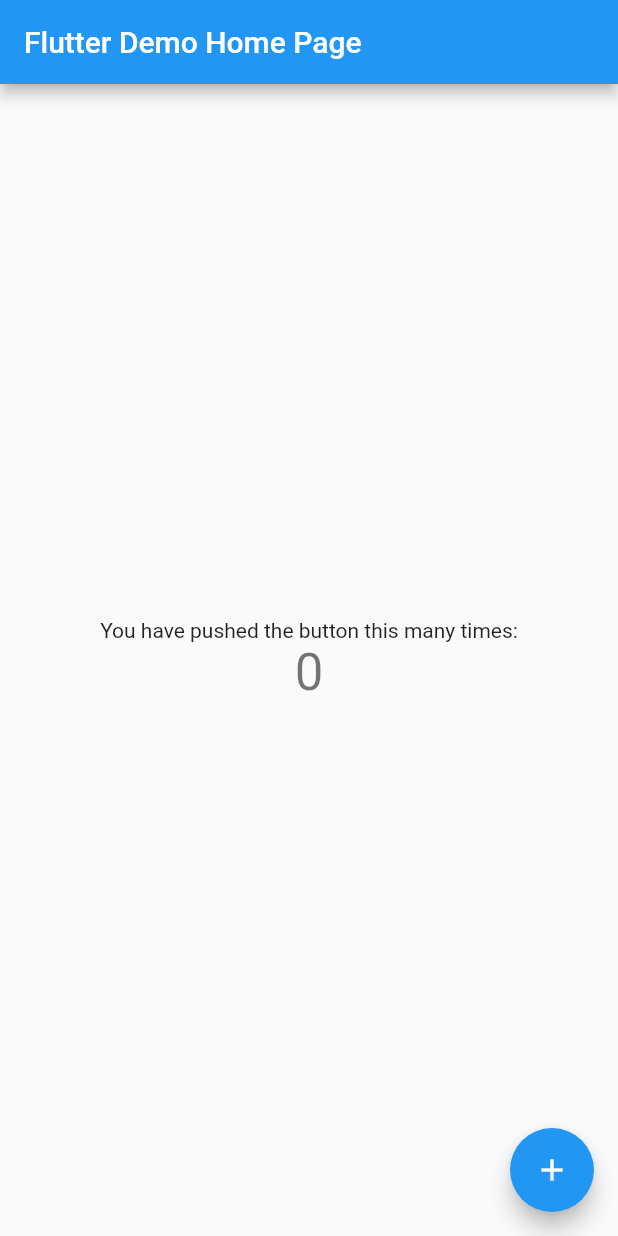
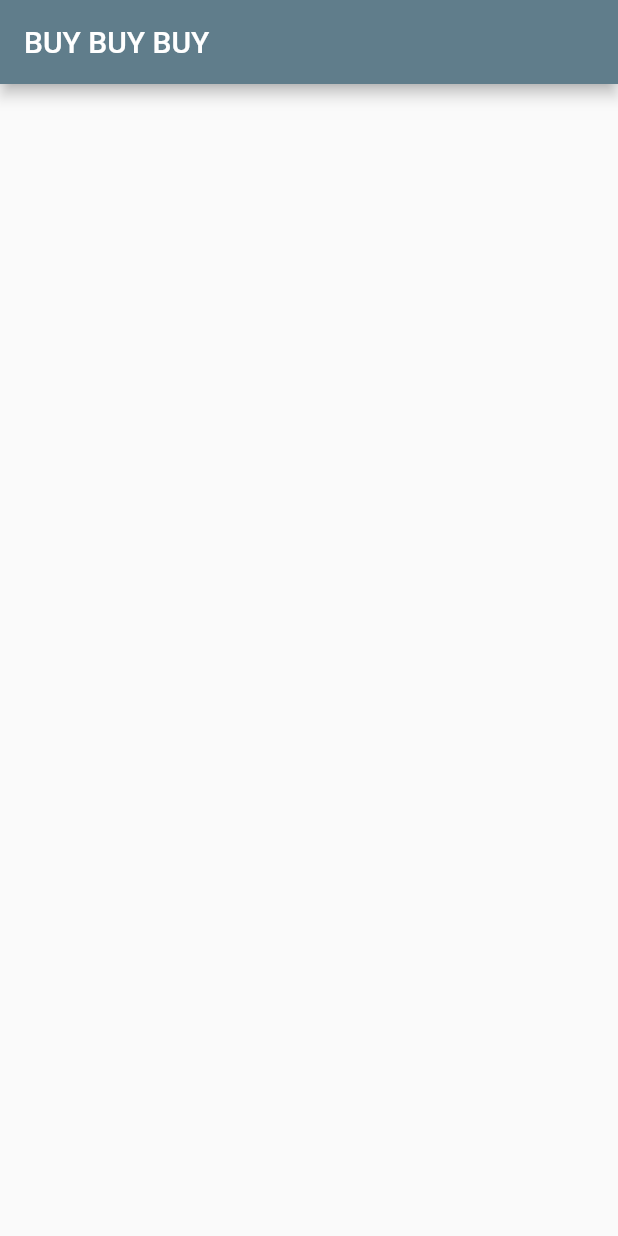
Before and after one commit to ADeeley/Flutter-Ecom, a Flutter app: the screen it shows after launch, on a phone screen of 412 x 824 dp. Run offline on Flutter 3.47's test engine with Material 2 defaults, Android fonts, the phone set to English and light mode, and no system bars; our stand-ins replace dio.

```diff
--- a/lib/main.dart
+++ b/lib/main.dart
@@ -1,4 +1,10 @@
 import 'package:flutter/material.dart';
+
+// Contains constants for the app
+// TODO: AD should be extracted into enums and external config
+Map<String, String> config = {
+  "appTitle": "BUY BUY BUY",
+};
 
 void main() {
   runApp(MyApp());
@@ -11,103 +17,20 @@ class MyApp extends StatelessWidget {
     return MaterialApp(
       title: 'Flutter Demo',
       theme: ThemeData(
-        // This is the theme of your application.
-        //
-        // Try running your application with "flutter run". You'll see the
-        // application has a blue toolbar. Then, without quitting the app, try
-        // changing the primarySwatch below to Colors.green and then invoke
-        // "hot reload" (press "r" in the console where you ran "flutter run",
-        // or simply save your changes to "hot reload" in a Flutter IDE).
-        // Notice that the counter didn't reset back to zero; the application
-        // is not restarted.
-        primarySwatch: Colors.blue,
+        primarySwatch: Colors.blueGrey,
       ),
-      home: MyHomePage(title: 'Flutter Demo Home Page'),
+      home: ProductListPage(),
     );
   }
 }
 
-class MyHomePage extends StatefulWidget {
-  MyHomePage({Key key, this.title}) : super(key: key);
-
-  // This widget is the home page of your application. It is stateful, meaning
-  // that it has a State object (defined below) that contains fields that affect
-  // how it looks.
-
-  // This class is the configuration for the state. It holds the values (in this
-  // case the title) provided by the parent (in this case the App widget) and
-  // used by the build method of the State. Fields in a Widget subclass are
-  // always marked "final".
-
-  final String title;
-
-  @override
-  _MyHomePageState createState() => _MyHomePageState();
-}
-
-class _MyHomePageState extends State<MyHomePage> {
-  int _counter = 0;
-
-  void _incrementCounter() {
-    setState(() {
-      // This call to setState tells the Flutter framework that something has
-      // changed in this State, which causes it to rerun the build method below
-      // so that the display can reflect the updated values. If we changed
-      // _counter without calling setState(), then the build method would not be
-      // called again, and so nothing would appear to happen.
-      _counter++;
-    });
-  }
-
+class ProductListPage extends StatelessWidget {
   @override
   Widget build(BuildContext context) {
-    // This method is rerun every time setState is called, for instance as done
-    // by the _incrementCounter method above.
-    //
-    // The Flutter framework has been optimized to make rerunning build methods
-    // fast, so that you can just rebuild anything that needs updating rather
-    // than having to individually change instances of widgets.
     return Scaffold(
       appBar: AppBar(
-        // Here we take the value from the MyHomePage object that was created by
-        // the App.build method, and use it to set our appbar title.
-        title: Text(widget.title),
+        title: Text(config['appTitle']),
       ),
-      body: Center(
-        // Center is a layout widget. It takes a single child and positions it
-        // in the middle of the parent.
-        child: Column(
-          // Column is also a layout widget. It takes a list of children and
-          // arranges them vertically. By default, it sizes itself to fit its
-          // children horizontally, and tries to be as tall as its parent.
-          //
-          // Invoke "debug painting" (press "p" in the console, choose the
-          // "Toggle Debug Paint" action from the Flutter Inspector in Android
-          // Studio, or the "Toggle Debug Paint" command in Visual Studio Code)
-          // to see the wireframe for each widget.
-          //
-          // Column has various properties to control how it sizes itself and
-          // how it positions its children. Here we use mainAxisAlignment to
-          // center the children vertically; the main axis here is the vertical
-          // axis because Columns are vertical (the cross axis would be
-          // horizontal).
-          mainAxisAlignment: MainAxisAlignment.center,
-          children: <Widget>[
-            Text(
-              'You have pushed the button this many times:',
-            ),
-            Text(
-              '$_counter',
-              style: Theme.of(context).textTheme.headline4,
-            ),
-          ],
-        ),
-      ),
-      floatingActionButton: FloatingActionButton(
-        onPressed: _incrementCounter,
-        tooltip: 'Increment',
-        child: Icon(Icons.add),
-      ), // This trailing comma makes auto-formatting nicer for build methods.
     );
   }
 }
--- a/lib/models/price_model.dart
+++ b/lib/models/price_model.dart
@@ -10,6 +10,10 @@ class PriceModel {
   });
 
   factory PriceModel.fromJson(Map<String, dynamic> json) {
+    if (json == null) {
+      return null;
+    }
+
     return PriceModel(
       amount: json['amount'],
       currency: json['currency'],
--- a/lib/models/product_model.dart
+++ b/lib/models/product_model.dart
@@ -8,7 +8,7 @@ class ProductModel {
   final String brandName;
   final String mainImage;
   final PriceModel price;
-  final List<String> sizes;
+  final List<dynamic> sizes; // extract to sizes model
   final String stockStatus;
   final String colour;
   final String description;
--- a/pubspec.yaml
+++ b/pubspec.yaml
@@ -23,6 +23,7 @@ environment:
 dependencies:
   flutter:
     sdk: flutter
+  dio: ^3.0.10
 
   # The following adds the Cupertino Icons font to your application.
   # Use with the CupertinoIcons class for iOS style icons.
@@ -32,6 +33,9 @@ dev_dependencies:
   flutter_test:
     sdk: flutter
   test: ^1.15.7
+  mockito: ^4.1.1
+  http_mock_adapter: ^0.1.5
+
 
 # For information on the generic Dart part of this file, see the
 # following page: https://dart.dev/tools/pub/pubspec
```
Also changed, not shown: lib/services/products_service.dart (added, +21 -0 lines), pubspec.lock, 2 other files.
